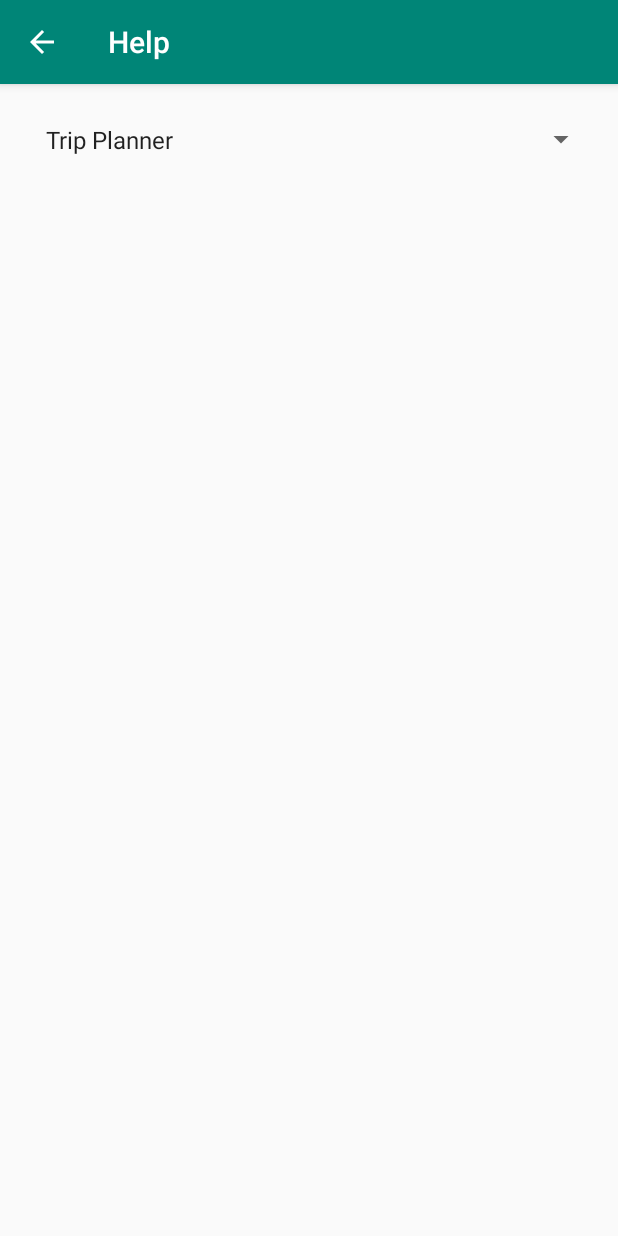
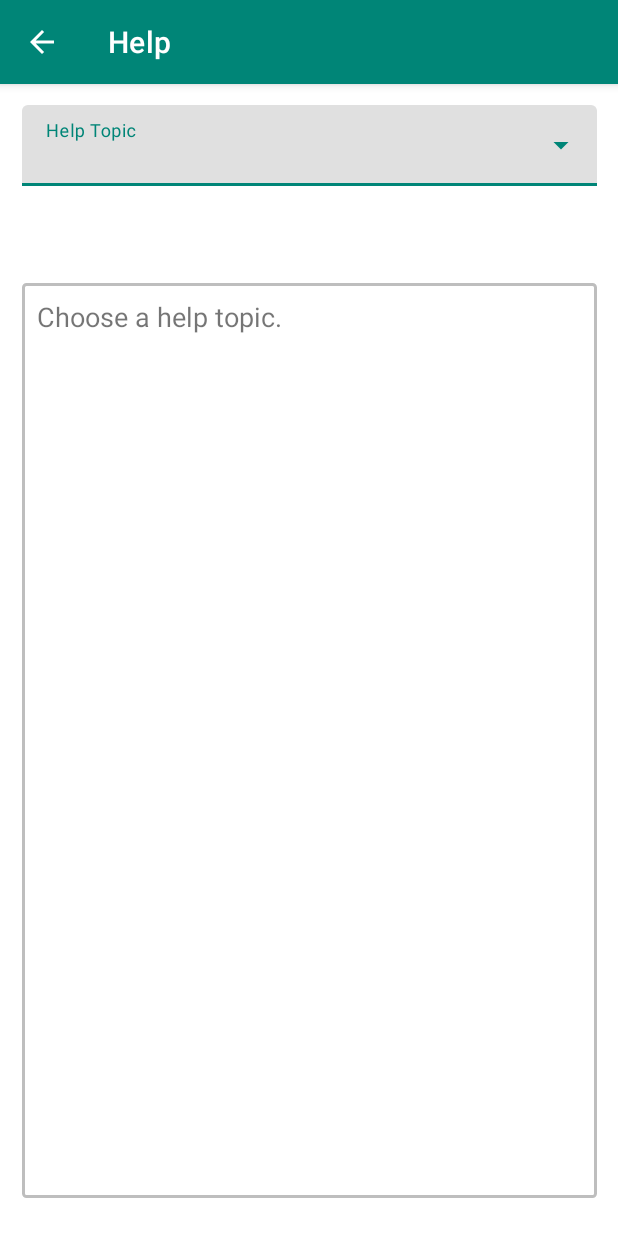
Before and after one commit to jlazarskiparkin9815/mad_a2, an Android app: the HelpActivity screen opened directly, with no data from a screen before it, on a phone screen of 412 x 824 dp. Run offline under Robolectric (Android 15) with nearby library versions, the phone set to English and light mode, and no system bars.

Commit message:
Help Activity UI done, strings defined

```diff
--- a/app/build.gradle
+++ b/app/build.gradle
@@ -26,4 +26,5 @@ dependencies {
     testImplementation 'junit:junit:4.12'
     androidTestImplementation 'androidx.test.ext:junit:1.1.0'
     androidTestImplementation 'androidx.test.espresso:espresso-core:3.1.1'
+    implementation 'com.google.android.material:material:1.1.0'
 }
--- a/app/src/main/AndroidManifest.xml
+++ b/app/src/main/AndroidManifest.xml
@@ -8,7 +8,8 @@
         android:label="@string/app_name"
         android:roundIcon="@mipmap/ic_launcher_round"
         android:supportsRtl="true"
-        android:theme="@style/AppTheme">
+        android:theme="@style/MaterialComponentsLight"
+        >
         <activity android:name=".HelpActivity" android:label="Help">
         </activity>
         <activity android:name=".StartTripActivity" android:exported="true"></activity>
--- a/app/src/main/java/com/example/tripplanner/HelpActivity.java
+++ b/app/src/main/java/com/example/tripplanner/HelpActivity.java
@@ -3,10 +3,21 @@ package com.example.tripplanner;
 import androidx.appcompat.app.AppCompatActivity;
 
 import android.os.Bundle;
+import android.text.Editable;
+import android.text.TextWatcher;
+import android.view.View;
+import android.widget.AdapterView;
 import android.widget.ArrayAdapter;
+import android.widget.AutoCompleteTextView;
 import android.widget.Spinner;
+import android.widget.TextView;
+import android.widget.Toast;
 
-public class HelpActivity extends AppCompatActivity {
+import com.google.android.material.textfield.TextInputLayout;
+
+import java.util.Arrays;
+
+public class HelpActivity extends AppCompatActivity implements TextWatcher {
 
     @Override
     protected void onCreate(Bundle savedInstanceState) {
@@ -14,10 +25,41 @@ public class HelpActivity extends AppCompatActivity {
         setContentView(R.layout.activity_help);
         getSupportActionBar().setDisplayHomeAsUpEnabled(true); // back button
 
-        Spinner helpTopicSelection = (Spinner) findViewById(R.id.spinner);
-        ArrayAdapter<String> adapter = new ArrayAdapter<String>(HelpActivity.this, android.R.layout.simple_list_item_1, getResources().getStringArray(R.array.help_topics));
-        adapter.setDropDownViewResource(android.R.layout.simple_spinner_dropdown_item);
-        helpTopicSelection.setAdapter(adapter);
+        ArrayAdapter<String> adapter = new ArrayAdapter<String>(this, android.R.layout.simple_dropdown_item_1line, getResources().getStringArray(R.array.help_topics));
+        AutoCompleteTextView editTextFilledExposedDropdown = findViewById(R.id.filled_exposed_dropdown);
+        editTextFilledExposedDropdown.setAdapter(adapter);
+        editTextFilledExposedDropdown.addTextChangedListener(this); // each time item selected, change textbox
+    }
+
+    public String findIndex(String[] checkArrr, String[] retArr, String match)
+    {
+        for (int i = 0; i < checkArrr.length; i++)
+        {
+            if (checkArrr[i].equals(match))
+            {
+                return retArr[i];
+            }
+        }
+        return "";
+    }
+
+    @Override
+    public void afterTextChanged(Editable s)
+    {
+
+    }
+
+    @Override
+    public void beforeTextChanged(CharSequence s, int start, int count, int after)
+    {
+
+    }
+
+    @Override
+    public void onTextChanged(CharSequence s, int start, int before, int count)
+    {
+        TextView textView = findViewById(R.id.textView);
+        textView.setText(findIndex(getResources().getStringArray(R.array.help_topics), getResources().getStringArray(R.array.help_desc), s.toString()));
     }
 
     @Override
--- /dev/null
+++ b/app/src/main/res/drawable/text_view_border.xml
@@ -0,0 +1,21 @@
+<?xml version="1.0" encoding="utf-8"?>
+<shape xmlns:android="http://schemas.android.com/apk/res/android"
+    android:shape="rectangle">
+
+    // textView bg color
+    <solid
+        android:color="@color/pureWhite">
+    </solid>
+
+    // border color, width
+    <stroke
+        android:width="2dp"
+        android:color="@color/textViewBorderBorder">
+    </stroke>
+
+    // rounded corners
+    <corners
+        android:radius="2dp"   >
+    </corners>
+
+</shape>
--- a/app/src/main/res/layout/activity_help.xml
+++ b/app/src/main/res/layout/activity_help.xml
@@ -6,30 +6,40 @@
     android:layout_height="match_parent"
     tools:context=".HelpActivity">
 
-    <Spinner
-        android:id="@+id/spinner"
-        android:layout_width="383dp"
-        android:layout_height="42dp"
-        android:layout_marginStart="14dp"
-        android:layout_marginLeft="14dp"
-        android:layout_marginTop="16dp"
-        android:layout_marginEnd="14dp"
-        android:layout_marginRight="14dp"
-        style="@android:style/Widget.Material.Spinner"
-        app:layout_constraintEnd_toEndOf="parent"
-        app:layout_constraintStart_toStartOf="parent"
-        app:layout_constraintTop_toTopOf="parent" />
-
     <TextView
+        android:background="@drawable/text_view_border"
         android:id="@+id/textView"
         android:layout_width="383dp"
-        android:layout_height="623dp"
+        android:layout_height="610dp"
         android:layout_marginStart="14dp"
-        android:layout_marginLeft="14dp"
         android:layout_marginEnd="14dp"
-        android:layout_marginRight="14dp"
         android:layout_marginBottom="25dp"
         app:layout_constraintBottom_toBottomOf="parent"
         app:layout_constraintEnd_toEndOf="parent"
-        app:layout_constraintStart_toStartOf="parent" />
+        app:layout_constraintStart_toStartOf="parent"
+        android:textSize="18sp"
+        android:padding="10dp"
+        android:text="@string/help_not_chosen"/>
+
+    <com.google.android.material.textfield.TextInputLayout
+        style="@style/Widget.MaterialComponents.TextInputLayout.FilledBox.Dense.ExposedDropdownMenu"
+        android:layout_width="383dp"
+        android:layout_height="wrap_content"
+        android:layout_marginStart="14dp"
+        android:layout_marginTop="14dp"
+        android:layout_marginEnd="14dp"
+        app:layout_constraintEnd_toEndOf="parent"
+        app:layout_constraintStart_toStartOf="parent"
+        app:layout_constraintTop_toTopOf="parent"
+        android:hint="@string/helpTitle">
+
+        <AutoCompleteTextView
+            android:id="@+id/filled_exposed_dropdown"
+            android:layout_width="match_parent"
+            android:layout_height="wrap_content"
+            android:editable="false"/>
+
+    </com.google.android.material.textfield.TextInputLayout>
+
+
 </androidx.constraintlayout.widget.ConstraintLayout>
--- a/app/src/main/res/values/colors.xml
+++ b/app/src/main/res/values/colors.xml
@@ -3,4 +3,7 @@
     <color name="colorPrimary">#008577</color>
     <color name="colorPrimaryDark">#00574B</color>
     <color name="colorAccent">#D81B60</color>
+    <color name="pureWhite">#FFFFFF</color>
+    <color name="textViewBorderBg">#D1D1D1</color>
+    <color name="textViewBorderBorder">#BEBEBE</color>
 </resources>
--- a/app/src/main/res/values/strings.xml
+++ b/app/src/main/res/values/strings.xml
@@ -6,9 +6,32 @@
     <string name="tripplanner_name">to Trip Planner</string>
     <string name="tripplanner_description" >Trip Planner is an organizational tool used to help keep track of destinations on your trip. Trip Planner can tell you where you\'re going and how to get there. Press Begin to get started!</string>
 
+    <string name="helpTitle">Help Topic</string>
     <string-array name="help_topics">
         <item>Trip Planner</item>
-        <item>E2</item>
+        <item>Additional Help Item 1</item>
+        <item>Additional Help Item 2</item>
+        <item>Additional Help Item 3</item>
+        <item>Additional Help Item 4</item>
+        <item>Additional Help Item 5</item>
+        <item>Additional Help Item 6</item>
+        <item>Additional Help Item 7</item>
+    </string-array>
+    <string name="help_not_chosen">Choose a help topic.</string>
+    <string-array name="help_desc">
+        <item>
+            Welcome to Trip Planner!\n\n
+            This text is to be defined later.\n
+            This text is to be defined later.\n
+            This text is to be defined later.\n
+        </item>
+        <item>Trip Planner help to be defined. 1</item>
+        <item>Trip Planner help to be defined. 2</item>
+        <item>Trip Planner help to be defined. 3</item>
+        <item>Trip Planner help to be defined. 4</item>
+        <item>Trip Planner help to be defined. 5</item>
+        <item>Trip Planner help to be defined. 6</item>
+        <item>Trip Planner help to be defined. 7</item>
     </string-array>
 
     <!-- StartTripActivity -->
--- a/app/src/main/res/values/styles.xml
+++ b/app/src/main/res/values/styles.xml
@@ -8,4 +8,10 @@
         <item name="colorAccent">@color/colorAccent</item>
     </style>
 
+    <style name="MaterialComponentsLight" parent="Theme.MaterialComponents.Light.DarkActionBar">
+        <item name="colorPrimary">@color/colorPrimary</item>
+        <item name="colorPrimaryDark">@color/colorPrimaryDark</item>
+        <item name="colorAccent">@color/colorAccent</item>
+    </style>
+
 </resources>
```
